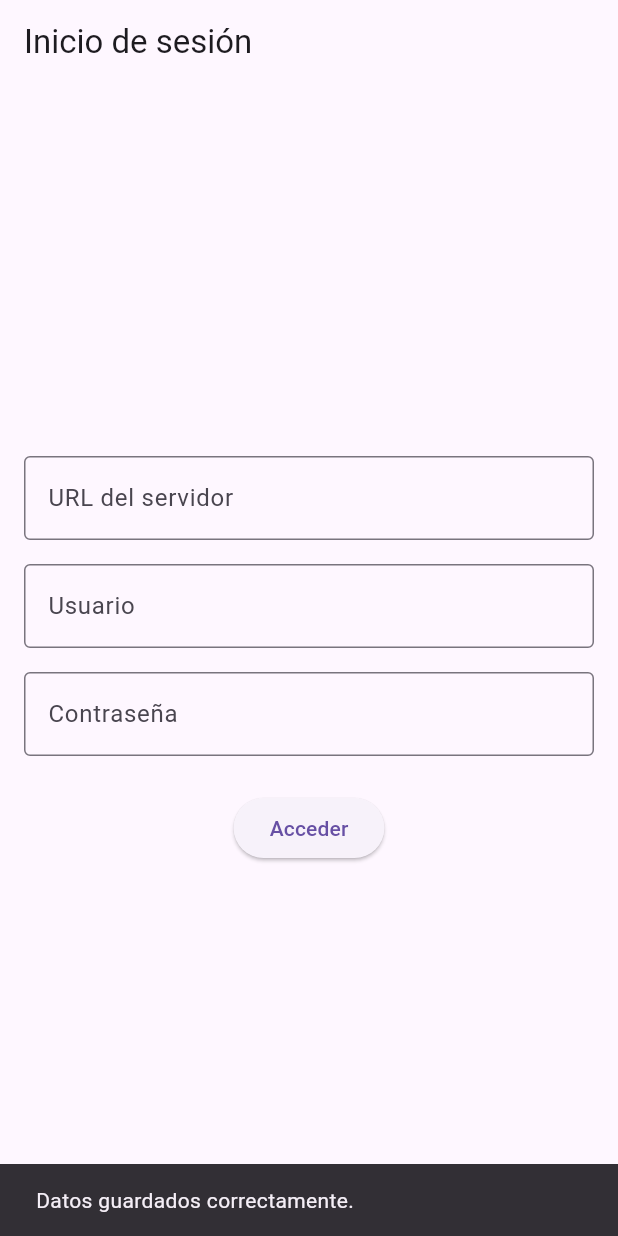
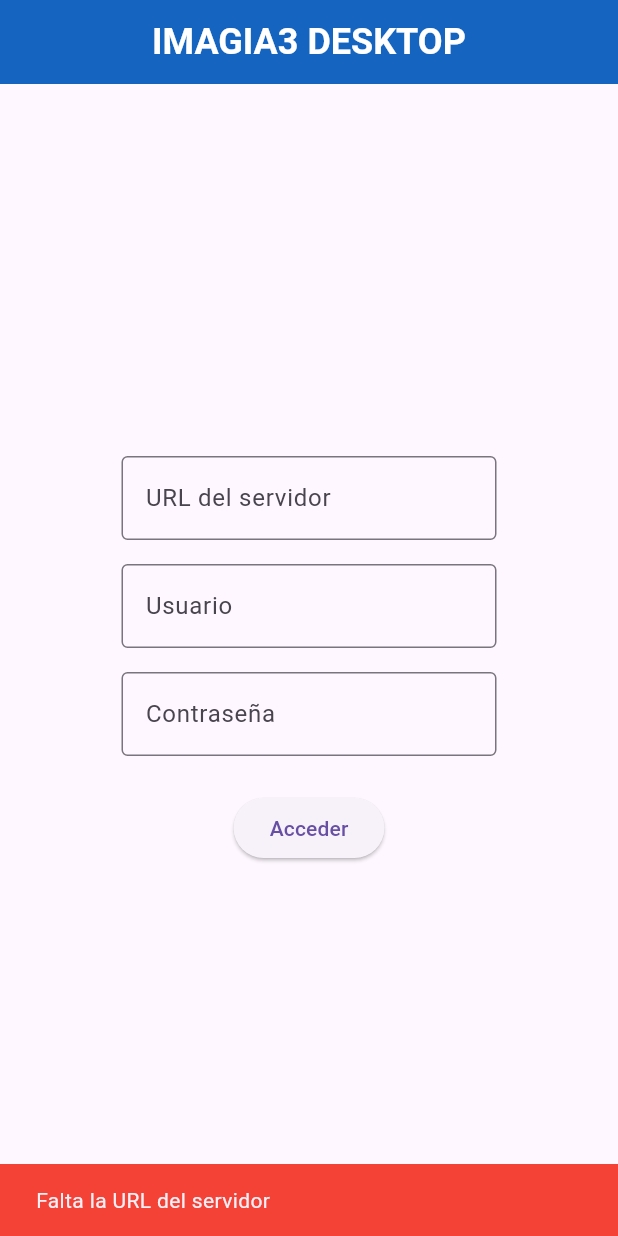
Before and after one commit to JoelMartinezVilla/imagIA_DESKTOP, a Flutter app: the screen it shows after launch, after a tap on "Acceder", on a phone screen of 412 x 824 dp. Run offline on Flutter 3.47's test engine with Material 3 defaults, Android fonts, the phone set to English and light mode, and no system bars.

Commit message:
Mejoras bonito
Agregamos los mensajes de error y añadimos colores

```diff
--- a/imagiadesktop/lib/dades.json
+++ b/imagiadesktop/lib/dades.json
@@ -1 +1 @@
-{"urls":["https://ejemplo","https://servidor.com"],"usuarios":["pepe","Mario"]}
+{"urls":["https://ejemplo","https://servidor.com","https://servidor.com","https://servidorprueba.com"],"usuarios":["pepe","Mario","Mario","Butragueño"]}
--- a/imagiadesktop/lib/main.dart
+++ b/imagiadesktop/lib/main.dart
@@ -41,7 +41,6 @@
 
   // Crear el archivo donde se guardarán los datos en la ruta especificada
   Future<File> _getLocalFile() async {
-    // Define la ruta absoluta donde se guardarán los datos
     final path = '/home/super/Documents/GitHub/imagIA_DESKTOP/imagiadesktop/lib/';
 
     // Retorna el archivo con la nueva ruta
@@ -102,11 +101,47 @@
     }
   }
 
+  // Validación de los campos
+  void _validarYGuardarDatos() {
+    // Verificar si alguno de los campos está vacío
+    if (_urlController.text.isEmpty) {
+      _mostrarMensajeError('Falta la URL del servidor');
+    } else if (_usuarioController.text.isEmpty) {
+      _mostrarMensajeError('Falta el usuario');
+    } else if (_passwordController.text.isEmpty) {
+      _mostrarMensajeError('Falta la contraseña');
+    } else {
+      // Si todos los campos están completos, guardar los datos
+      _guardarDades();
+      ScaffoldMessenger.of(context).showSnackBar(SnackBar(
+        content: Text("Datos guardados correctamente."),
+      ));
+      print("Contraseña usada: ${_passwordController.text}");
+    }
+  }
+
+  // Función para mostrar el mensaje de error
+  void _mostrarMensajeError(String mensaje) {
+    ScaffoldMessenger.of(context).showSnackBar(SnackBar(
+      content: Text(mensaje),
+      backgroundColor: Colors.red, // Color rojo para el mensaje de error
+    ));
+  }
+
   @override
   Widget build(BuildContext context) {
     return Scaffold(
       appBar: AppBar(
-        title: Text('Inicio de sesión'),
+        backgroundColor: Colors.blue[800], // Color personalizado
+        centerTitle: true, // Centra el título
+        title: Text(
+          'IMAGIA3 DESKTOP', // Título de la app
+          style: TextStyle(
+            color: Colors.white, // Color del texto
+            fontWeight: FontWeight.bold,
+            fontSize: 24.0, // Tamaño del texto
+          ),
+        ),
       ),
       body: Padding(
         padding: const EdgeInsets.all(16.0),
@@ -116,27 +151,35 @@
             crossAxisAlignment: CrossAxisAlignment.center,
             children: [
               // Campo de URL del servidor
-              TextField(
+              SizedBox(
+                width: 250, // Tamaño más pequeño
+                child: TextField(
                   controller: _urlController,
                   decoration: InputDecoration(
                     border: OutlineInputBorder(),
                     labelText: 'URL del servidor',
                   ),
                 ),
+              ),
               SizedBox(height: 16.0),
 
               // Campo de Usuario
-              TextField(
+              SizedBox(
+                width: 250, // Tamaño más pequeño
+                child: TextField(
                   controller: _usuarioController,
                   decoration: InputDecoration(
                     border: OutlineInputBorder(),
                     labelText: 'Usuario',
                   ),
                 ),
+              ),
               SizedBox(height: 16.0),
 
               // Campo de Contraseña
-              TextField(
+              SizedBox(
+                width: 250, // Tamaño más pequeño
+                child: TextField(
                   controller: _passwordController,
                   decoration: InputDecoration(
                     border: OutlineInputBorder(),
@@ -144,17 +187,12 @@
                   ),
                   obscureText: true,
                 ),
+              ),
               SizedBox(height: 24.0),
 
               // Botón de Acceder
               ElevatedButton(
-                onPressed: () {
-                  _guardarDades(); // Guarda la URL y el usuario al presionar el botón
-                  ScaffoldMessenger.of(context).showSnackBar(SnackBar(
-                    content: Text("Datos guardados correctamente."),
-                  ));
-                  print("Contraseña usada: ${_passwordController.text}");
-                },
+                onPressed: _validarYGuardarDatos, // Validar antes de guardar
                 child: Text('Acceder'),
               ),
             ],
```
Lines whose indentation alone changed are shown as unchanged.
